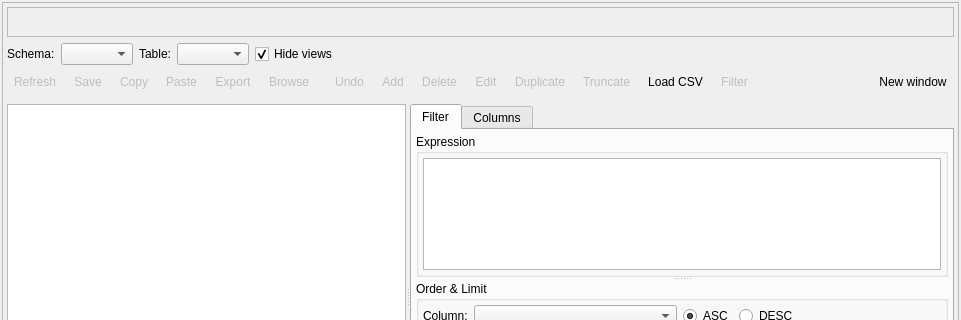
pgmodeler/pgmodeler, file libpgmodeler_ui/ui/datamanipulationform.ui: the form before one commit; both pictures show x 0 to 961 and y 0 to 320 of the 961 by 600 pixel window.
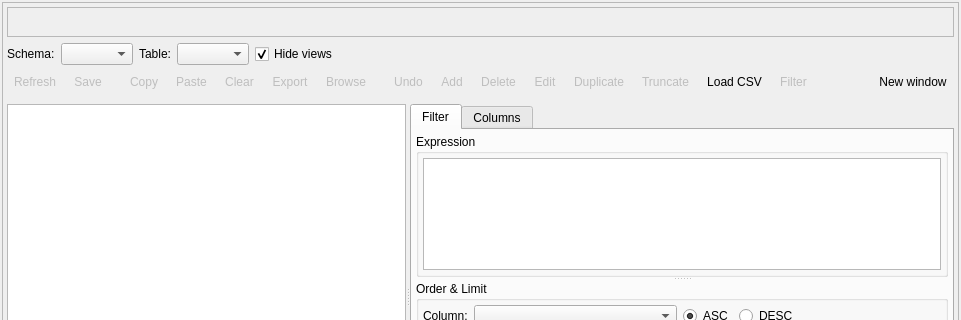
The form after the commit. Icons and pictures are not drawn.

```diff
--- a/libpgmodeler_ui/ui/datamanipulationform.ui
+++ b/libpgmodeler_ui/ui/datamanipulationform.ui
@@ -1246,6 +1246,22 @@
            </property>
           </widget>
          </item>
+         <item>
+          <spacer name="horizontalSpacer_6">
+           <property name="orientation">
+            <enum>Qt::Horizontal</enum>
+           </property>
+           <property name="sizeType">
+            <enum>QSizePolicy::Fixed</enum>
+           </property>
+           <property name="sizeHint" stdset="0">
+            <size>
+             <width>10</width>
+             <height>20</height>
+            </size>
+           </property>
+          </spacer>
+         </item>
          <item>
           <widget class="QToolButton" name="copy_tb">
            <property name="enabled">
@@ -1311,6 +1327,44 @@
              <height>22</height>
             </size>
            </property>
+           <property name="popupMode">
+            <enum>QToolButton::InstantPopup</enum>
+           </property>
+           <property name="toolButtonStyle">
+            <enum>Qt::ToolButtonIconOnly</enum>
+           </property>
+           <property name="autoRaise">
+            <bool>true</bool>
+           </property>
+          </widget>
+         </item>
+         <item>
+          <widget class="QToolButton" name="clear_tb">
+           <property name="enabled">
+            <bool>false</bool>
+           </property>
+           <property name="minimumSize">
+            <size>
+             <width>0</width>
+             <height>0</height>
+            </size>
+           </property>
+           <property name="toolTip">
+            <string>Clears the items selected on the grid</string>
+           </property>
+           <property name="text">
+            <string>Clear</string>
+           </property>
+           <property name="icon">
+            <iconset resource="../res/resources.qrc">
+             <normaloff>:/icones/icones/limpartexto.png</normaloff>:/icones/icones/limpartexto.png</iconset>
+           </property>
+           <property name="iconSize">
+            <size>
+             <width>22</width>
+             <height>22</height>
+            </size>
+           </property>
            <property name="shortcut">
             <string>Ctrl+V</string>
            </property>
@@ -1411,7 +1465,7 @@
            </property>
            <property name="sizeHint" stdset="0">
             <size>
-             <width>8</width>
+             <width>10</width>
              <height>20</height>
             </size>
            </property>
@@ -1727,22 +1781,6 @@
            </property>
           </widget>
          </item>
-         <item>
-          <spacer name="horizontalSpacer_10">
-           <property name="orientation">
-            <enum>Qt::Horizontal</enum>
-           </property>
-           <property name="sizeType">
-            <enum>QSizePolicy::Fixed</enum>
-           </property>
-           <property name="sizeHint" stdset="0">
-            <size>
-             <width>8</width>
-             <height>20</height>
-            </size>
-           </property>
-          </spacer>
-         </item>
          <item>
           <spacer name="horizontalSpacer_7">
            <property name="orientation">
```
Left out of the diff: 2 changed lines with no effect on the pictures.
